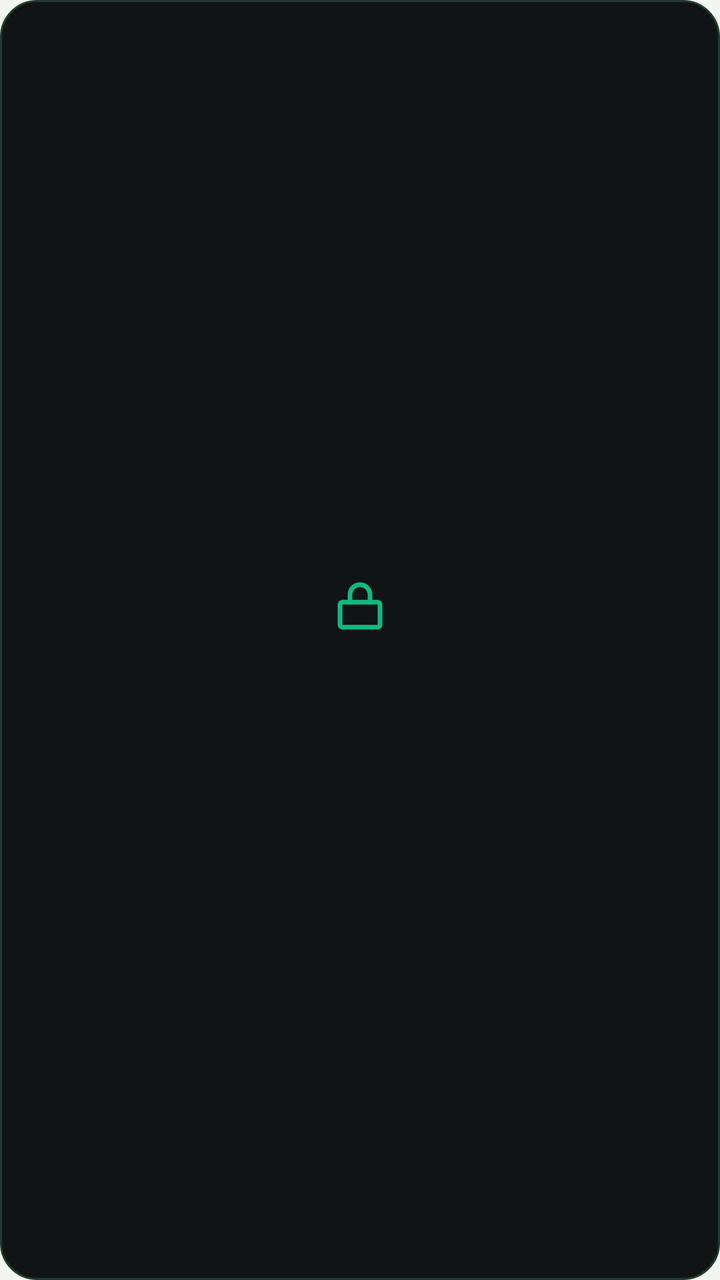
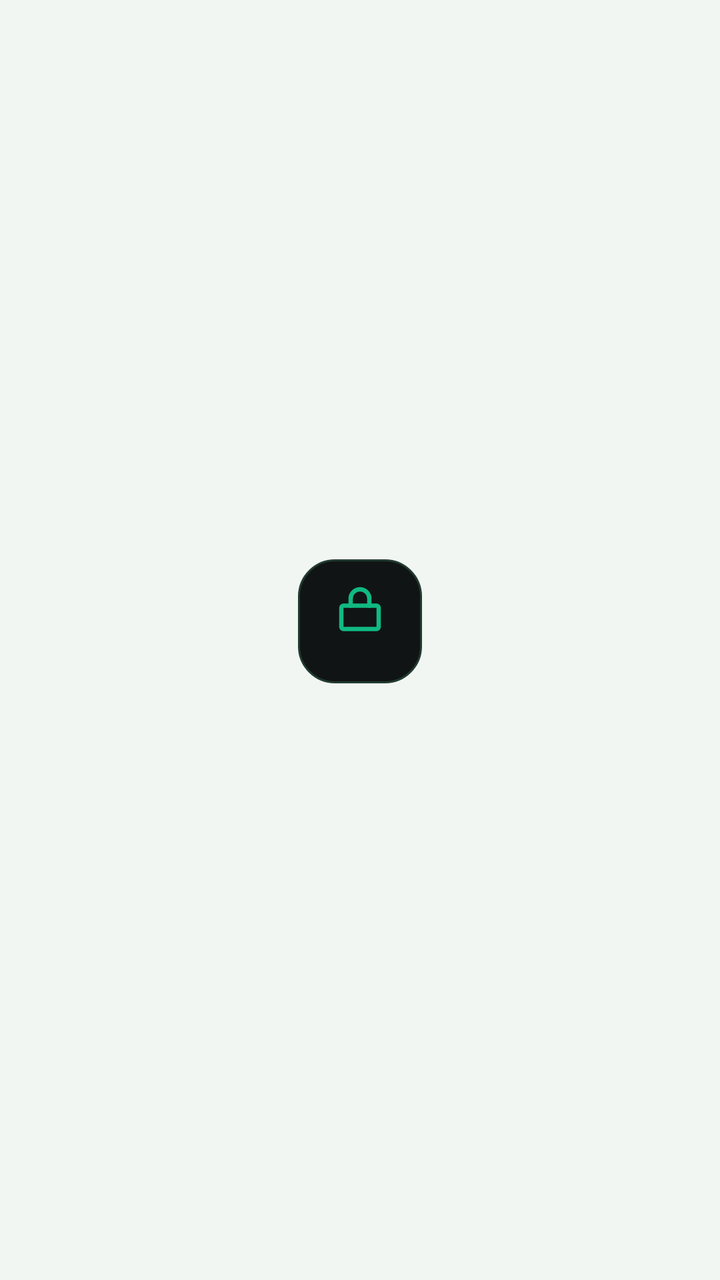

Two renders of the same Android screen: before a commit and after it. Below are the layout's source before the change and the commit's diff.
<!-- AndroidManifest.xml: application theme Theme.PhoneLink -->
<!-- res/layout/widget_lock_layout.xml -->
<?xml version="1.0" encoding="utf-8"?>
<LinearLayout xmlns:android="http://schemas.android.com/apk/res/android"
    android:id="@+id/wLockRoot"
    android:layout_width="match_parent"
    android:layout_height="match_parent"
    android:background="@drawable/widget_lock_bg"
    android:gravity="center"
    android:orientation="vertical"
    android:padding="8dp">

    <ImageView
        android:id="@+id/wLockIcon"
        android:layout_width="30dp"
        android:layout_height="30dp"
        android:contentDescription="@string/widget_lock_title"
        android:src="@drawable/ic_lock" />

    <TextView
        android:id="@+id/wLockTitle"
        android:layout_width="wrap_content"
        android:layout_height="wrap_content"
        android:layout_marginTop="5dp"
        android:ellipsize="end"
        android:maxLines="1"
        android:textColor="#F8FAFC"
        android:textSize="12sp"
        android:textStyle="bold" />

    <TextView
        android:id="@+id/wLockSub"
        android:layout_width="wrap_content"
        android:layout_height="wrap_content"
        android:ellipsize="end"
        android:maxLines="1"
        android:textColor="#9ADFC3"
        android:textSize="10sp" />
</LinearLayout>
<!-- resources referenced by this layout -->
<resources>
  <!-- drawable ic_lock (drawable) -->
  <?xml version="1.0" encoding="utf-8"?>
  <vector xmlns:android="http://schemas.android.com/apk/res/android"
      android:width="24dp" android:height="24dp"
      android:viewportWidth="24" android:viewportHeight="24">
      <path android:pathData="M5,11h14a1,1 0 0,1 1,1v8a1,1 0 0,1 -1,1H5a1,1 0 0,1 -1,-1v-8a1,1 0 0,1 1,-1z"
          android:fillColor="@android:color/transparent"
          android:strokeColor="@color/pl_mint"
          android:strokeWidth="1.9"
          android:strokeLineCap="round"
          android:strokeLineJoin="round" />
      <path android:pathData="M8,11V8a4,4 0 0,1 8,0v3"
          android:fillColor="@android:color/transparent"
          android:strokeColor="@color/pl_mint"
          android:strokeWidth="1.9"
          android:strokeLineCap="round"
          android:strokeLineJoin="round" />
  </vector>
  <!-- drawable widget_lock_bg (drawable) -->
  <?xml version="1.0" encoding="utf-8"?>
  <shape xmlns:android="http://schemas.android.com/apk/res/android" android:shape="rectangle">
      <corners android:radius="18dp" />
      <solid android:color="#101415" />
      <stroke android:width="1dp" android:color="#223A30" />
  </shape>
  <string name="widget_lock_title">Screen Lock</string>
  <color name="pl_mint">#10B981</color>
  <color name="md_primary">#10B981</color>
  <color name="md_onPrimary">#FFFFFF</color>
  <color name="md_primaryContainer">#D9F6E9</color>
  <color name="md_onPrimaryContainer">#06382A</color>
  <color name="md_secondary">#52665C</color>
  <color name="md_onSecondary">#FFFFFF</color>
  <color name="md_secondaryContainer">#E6EFEA</color>
  <color name="md_onSecondaryContainer">#12241B</color>
  <color name="md_background">#F1F6F3</color>
  <color name="md_onBackground">#0C1F16</color>
  <color name="md_surface">#FFFFFF</color>
  <color name="md_onSurface">#0C1F16</color>
  <color name="md_surfaceVariant">#E1EDE6</color>
  <color name="md_onSurfaceVariant">#55705F</color>
  <color name="md_surfaceContainer">#EAF3EE</color>
  <color name="md_surfaceContainerHigh">#DCEAE2</color>
  <color name="md_outline">#B9CFC2</color>
  <style name="PL.CardView" parent="Widget.Material3.CardView.Filled">
          <item name="cardCornerRadius">22dp</item>
          <item name="cardElevation">0dp</item>
          <item name="strokeWidth">1dp</item>
          <item name="strokeColor">?attr/colorSurfaceVariant</item>
          <item name="cardBackgroundColor">?attr/colorSurface</item>
      </style>
  <style name="PL.BtnFilled" parent="Widget.Material3.Button">
          <item name="cornerRadius">15dp</item>
          <item name="android:minHeight">48dp</item>
          <item name="android:insetTop">0dp</item>
          <item name="android:insetBottom">0dp</item>
          <item name="android:paddingStart">16dp</item>
          <item name="android:paddingEnd">16dp</item>
          <item name="android:textSize">13.5sp</item>
          <item name="android:maxLines">1</item>
          <item name="android:ellipsize">end</item>
          <item name="iconSize">20dp</item>
          <item name="iconPadding">7dp</item>
      </style>
  <style name="PL.BtnOutlined" parent="Widget.Material3.Button.OutlinedButton">
          <item name="cornerRadius">15dp</item>
          <item name="android:minHeight">48dp</item>
          <item name="android:insetTop">0dp</item>
          <item name="android:insetBottom">0dp</item>
          <item name="android:textSize">13.5sp</item>
          <item name="android:maxLines">1</item>
          <item name="android:ellipsize">end</item>
      </style>
  <color name="md_error">#BA1A1A</color>
  <color name="md_onError">#FFFFFF</color>
  <color name="md_errorContainer">#FDECEC</color>
  <!-- unchanged entries left out for length: 1 -->
</resources>

<!-- the commit's change to res/layout/widget_lock_layout.xml (unified diff, before → after) -->
@@ -3,35 +3,45 @@
     android:id="@+id/wLockRoot"
     android:layout_width="match_parent"
     android:layout_height="match_parent"
-    android:background="@drawable/widget_lock_bg"
     android:gravity="center"
-    android:orientation="vertical"
-    android:padding="8dp">
+    android:orientation="vertical">
 
-    <ImageView
-        android:id="@+id/wLockIcon"
-        android:layout_width="30dp"
-        android:layout_height="30dp"
-        android:contentDescription="@string/widget_lock_title"
-        android:src="@drawable/ic_lock" />
+    <LinearLayout
+        android:layout_width="62dp"
+        android:layout_height="62dp"
+        android:background="@drawable/widget_lock_bg"
+        android:gravity="center"
+        android:orientation="vertical">
+
+        <ImageView
+            android:id="@+id/wLockIcon"
+            android:layout_width="28dp"
+            android:layout_height="28dp"
+            android:contentDescription="@string/widget_lock_title"
+            android:src="@drawable/ic_lock" />
+
+        <TextView
+            android:id="@+id/wLockSub"
+            android:layout_width="wrap_content"
+            android:layout_height="wrap_content"
+            android:layout_marginTop="2dp"
+            android:ellipsize="end"
+            android:maxLines="1"
+            android:textColor="#9ADFC3"
+            android:textSize="8sp" />
+    </LinearLayout>
 
     <TextView
         android:id="@+id/wLockTitle"
         android:layout_width="wrap_content"
         android:layout_height="wrap_content"
-        android:layout_marginTop="5dp"
+        android:layout_marginTop="4dp"
         android:ellipsize="end"
         android:maxLines="1"
-        android:textColor="#F8FAFC"
-        android:textSize="12sp"
-        android:textStyle="bold" />
-
-    <TextView
-        android:id="@+id/wLockSub"
-        android:layout_width="wrap_content"
-        android:layout_height="wrap_content"
-        android:ellipsize="end"
-        android:maxLines="1"
-        android:textColor="#9ADFC3"
-        android:textSize="10sp" />
+        android:shadowColor="#000000"
+        android:shadowDx="0"
+        android:shadowDy="1"
+        android:shadowRadius="3"
+        android:textColor="#FFFFFF"
+        android:textSize="11sp" />
 </LinearLayout>
